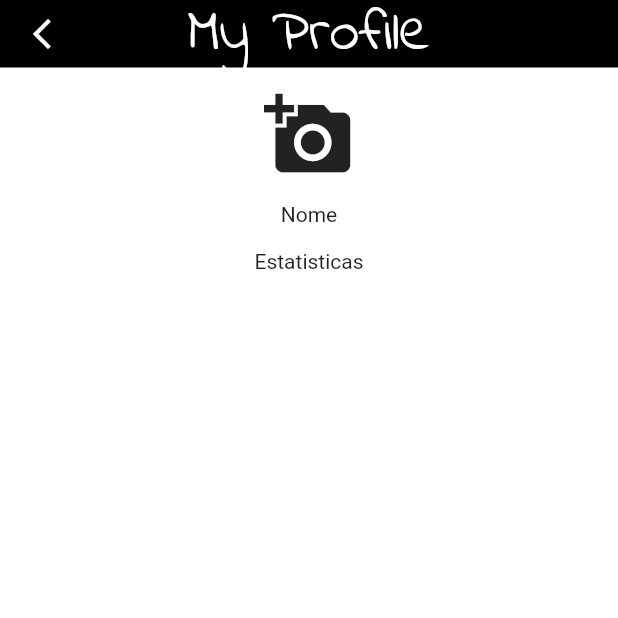
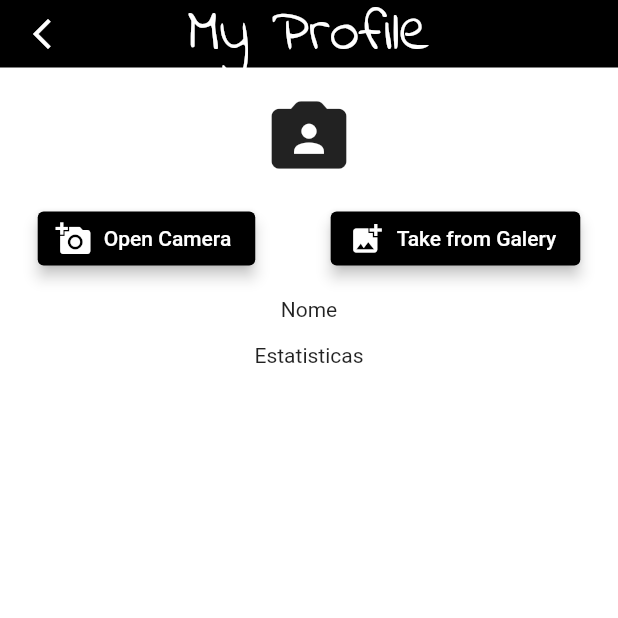
Before and after one commit to digitalNotebook/app, a Flutter app: the MenuScreen screen opened by its route, after a tap on the "person" icon, on a phone screen of 412 x 824 dp, the top half of it. Run offline on Flutter 3.47's test engine with Material 2 defaults, Android fonts, the phone set to English and light mode, and no system bars; our stand-ins replace image_picker, persistent_bottom_nav_bar, sqflite, table_calendar; accounts and stored records are empty.

Commit message:
Continuei a implementação da imagem de perfil do aluno (ainda não salvando em nuvem ou no device) e refatoramos um pouco o código do calendário principal

```diff
--- a/app/escola/lib/screens/menu_screen.dart
+++ b/app/escola/lib/screens/menu_screen.dart
@@ -27,16 +27,23 @@ class _MenuScreenState extends State<MenuScreen> {
   File? _profileImage;
 
   void _selectedProfileImage(File image) {
-    _profileImage = image;
+    setState(() {
+      _profileImage = image;
+    });
   }
 
   void _goToProfileScreen() {
-    pushNewScreen(
+    print('pushNewScreenWithRouteSettings');
+    pushNewScreenWithRouteSettings(
       context,
-      screen: ProfileScreen(
-        handleProfilePhoto: _selectedProfileImage,
-      ),
+      screen: ProfileScreen(),
       pageTransitionAnimation: PageTransitionAnimation.fade,
+      settings: RouteSettings(arguments: _profileImage),
+    ).then(
+      (profileImage) {
+        if (profileImage == null) return;
+        _selectedProfileImage(profileImage);
+      },
     );
   }
 
@@ -76,8 +83,8 @@ class _MenuScreenState extends State<MenuScreen> {
               ? GestureDetector(
                   onTap: _goToProfileScreen,
                   child: CircleAvatar(
-                    maxRadius: 20,
-                    backgroundImage: FileImage(_profileImage!),
+                    maxRadius: 10,
+                    foregroundImage: FileImage(_profileImage!),
                   ),
                 )
               : IconButton(
--- a/app/escola/lib/screens/profile_screen.dart
+++ b/app/escola/lib/screens/profile_screen.dart
@@ -1,14 +1,32 @@
+import 'dart:io';
+
 import 'package:flutter/material.dart';
 import '../widgets/image_profile.dart';
 
-class ProfileScreen extends StatelessWidget {
-  final Function? handleProfilePhoto;
-
+class ProfileScreen extends StatefulWidget {
   const ProfileScreen({
     Key? key,
-    this.handleProfilePhoto,
   }) : super(key: key);
   static const pageName = '/profile-screen';
+
+  @override
+  _ProfileScreenState createState() => _ProfileScreenState();
+}
+
+class _ProfileScreenState extends State<ProfileScreen> {
+  File? _profileImage;
+
+  void _selectedProfileImage(File image) {
+    _profileImage = image;
+  }
+
+  @override
+  void didChangeDependencies() {
+    var arguments = ModalRoute.of(context)!.settings.arguments;
+    if (arguments != null) _profileImage = arguments as File;
+    super.didChangeDependencies();
+  }
+
   @override
   Widget build(BuildContext context) {
     return Scaffold(
@@ -21,7 +39,11 @@ class ProfileScreen extends StatelessWidget {
         ),
         leading: IconButton(
           onPressed: () {
-            Navigator.of(context).pop();
+            if (_profileImage == null) {
+              Navigator.of(context).pop();
+            } else {
+              Navigator.of(context).pop(_profileImage);
+            }
           },
           color: Colors.white,
           icon: Icon(
@@ -36,7 +58,8 @@ class ProfileScreen extends StatelessWidget {
               height: 15,
             ),
             ImageProfile(
-              onHandleProfilePicture: handleProfilePhoto!,
+              profilePicture: _profileImage != null ? _profileImage : null,
+              onHandleProfilePicture: _selectedProfileImage,
             ),
             SizedBox(
               height: 15,
--- a/app/escola/lib/widgets/image_profile.dart
+++ b/app/escola/lib/widgets/image_profile.dart
@@ -6,10 +6,11 @@ import 'package:path_provider/path_provider.dart' as syspaths;
 
 class ImageProfile extends StatefulWidget {
   final Function onHandleProfilePicture;
-
+  final File? profilePicture;
   const ImageProfile({
     Key? key,
     required this.onHandleProfilePicture,
+    this.profilePicture,
   }) : super(key: key);
 
   @override
@@ -18,14 +19,32 @@ class ImageProfile extends StatefulWidget {
 
 class _ImageProfileState extends State<ImageProfile> {
   File? _storedImage;
+  late int _index;
+
+  @override
+  void initState() {
+    if (widget.profilePicture != null) _storedImage = widget.profilePicture;
+    super.initState();
+  }
+
+  void _onCameraPressed() {
+    _index = 0;
+    _takePicture();
+  }
+
+  void _onGalleryPressed() {
+    _index = 1;
+    _takePicture();
+  }
 
   Future<void> _takePicture() async {
+    List<ImageSource> sources = [ImageSource.camera, ImageSource.gallery];
     //criamos uma instancia de ImagePicker
     var imagePicker = ImagePicker();
     //acessamos a camera e capturamos uma imagem de tamanho maximo 600
     var pickImage = await imagePicker.pickImage(
-      source: ImageSource.camera,
-      maxWidth: 600,
+      source: sources[_index],
+      maxWidth: 500,
       preferredCameraDevice: CameraDevice.front,
     );
     setState(() {
@@ -38,22 +57,47 @@ class _ImageProfileState extends State<ImageProfile> {
     var fileName = path.basename(pickImage!.path);
     //salvamos a imagem no diretorio com o nome dado pelo sistema.
     await pickImage.saveTo('${appDir.path}/$fileName');
+    print('$fileName');
     widget.onHandleProfilePicture(_storedImage);
   }
 
   @override
   Widget build(BuildContext context) {
-    return GestureDetector(
-      onTap: _takePicture,
+    return Column(
+      mainAxisAlignment: MainAxisAlignment.center,
+      children: [
+        Container(
           child: _storedImage == null
               ? Icon(
-              Icons.add_a_photo,
+                  Icons.photo_camera_front_rounded,
                   size: 60,
                 )
               : CircleAvatar(
                   maxRadius: 60,
                   foregroundImage: FileImage(_storedImage!),
                 ),
+        ),
+        SizedBox(
+          height: 15,
+        ),
+        Row(
+          mainAxisAlignment: MainAxisAlignment.spaceAround,
+          children: [
+            ElevatedButton.icon(
+              onPressed: _onCameraPressed,
+              icon: Icon(Icons.add_a_photo),
+              label: Text('Open Camera'),
+              key: ValueKey('take_photo'),
+            ),
+            ElevatedButton.icon(
+              onPressed: _onGalleryPressed,
+              icon: Icon(Icons.add_photo_alternate),
+              label: Text('Take from Galery'),
+              key: ValueKey('gallery_photo'),
+            ),
+          ],
+        )
+      ],
     );
   }
 }
```
Also changed, not shown: app/escola/lib/widgets/menu_calendar.dart (+40 -42 lines). Lines whose indentation alone changed are shown as unchanged.
